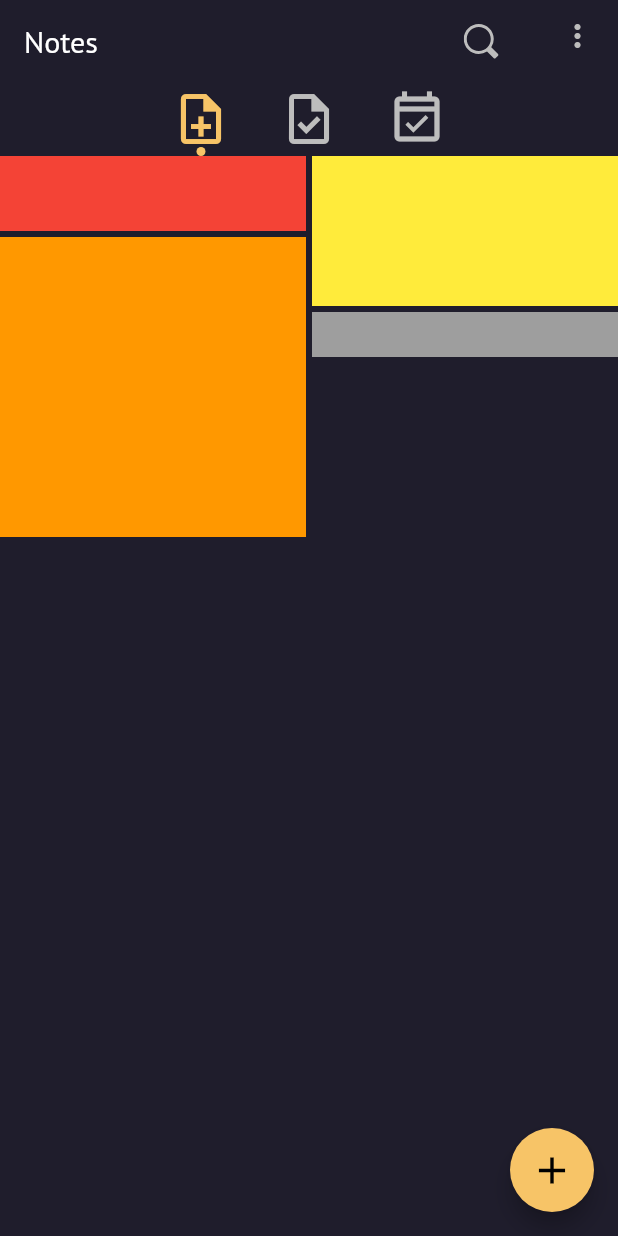
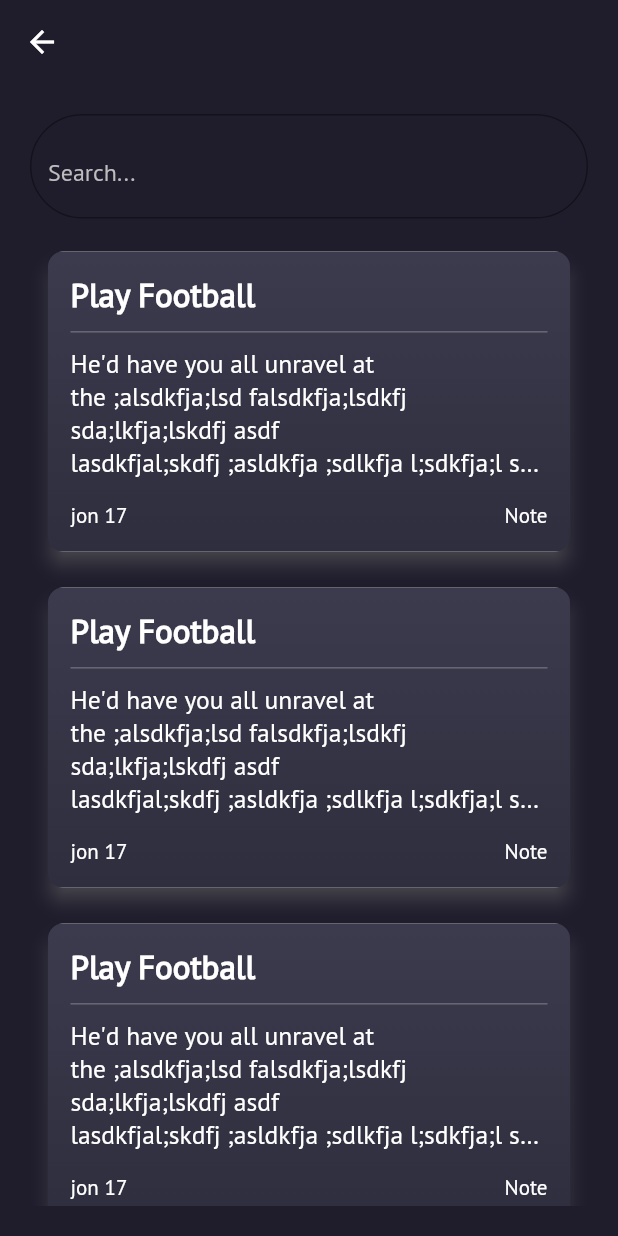
Before and after one commit to magdyebrahim24/notes_app, a Flutter app: the screen it shows after launch, after a tap on an icon or button, on a phone screen of 412 x 824 dp. Run offline on Flutter 3.47's test engine with Material 2 defaults, Android fonts, the phone set to English and light mode, and no system bars; our stand-ins replace bloc, flutter_bloc, flutter_svg.

Commit message:
Merge remote-tracking branch 'origin/master'
# Conflicts:
#	lib/layout/home_layout.dart
#	pubspec.lock
#	pubspec.yaml

```diff
--- a/lib/layout/home_layout.dart
+++ b/lib/layout/home_layout.dart
@@ -1,5 +1,8 @@
 import 'package:flutter/material.dart';
 import 'package:flutter_bloc/flutter_bloc.dart';
+import 'package:notes_app/layout/search_screen/search_screen.dart';
+import 'package:notes_app/modules/home_nav_screens/memories.dart';
+import 'package:notes_app/modules/home_nav_screens/notes.dart';
 import 'package:notes_app/modules/home_nav_screens/tasks.dart';
 import 'package:notes_app/shared/components/circle_tab_Indicator.dart';
 import 'package:notes_app/shared/constants.dart';
@@ -7,75 +10,88 @@ import 'package:notes_app/shared/cubit/cubit.dart';
 import 'package:notes_app/shared/cubit/states.dart';
 import 'package:flutter_svg/flutter_svg.dart';
 
-
 class MyHomePage extends StatefulWidget {
   @override
   _MyHomePageState createState() => _MyHomePageState();
 }
 
-class _MyHomePageState extends State<MyHomePage> with SingleTickerProviderStateMixin{
-     TabController? controller;
-     @override
+class _MyHomePageState extends State<MyHomePage>
+    with SingleTickerProviderStateMixin {
+  TabController? controller;
+  @override
   void initState() {
     // TODO: implement initState
     super.initState();
-    controller =TabController(length: 3, vsync: this);
+    controller = TabController(length: 3, vsync: this);
   }
+
   @override
   Widget build(BuildContext context) {
-
     return BlocProvider(
       create: (BuildContext context) => AppCubit(),
-      child: BlocConsumer<AppCubit , AppStates>(
-        listener: (BuildContext context,AppStates state) {  },
-        builder: (BuildContext context,AppStates state) {
+      child: BlocConsumer<AppCubit, AppStates>(
+        listener: (BuildContext context, AppStates state) {},
+        builder: (BuildContext context, AppStates state) {
           AppCubit cubit = AppCubit.get(context);
           return Scaffold(
             appBar: AppBar(
               actions: [
-                IconButton(onPressed: (){},  icon: SvgPicture.asset('assets/icons/search.svg',color: greyColor,)),
+                IconButton(
+                    onPressed: () {
+                      Navigator.push(context, MaterialPageRoute(builder: (context)=>SearchScreen()));
+                    },
+                    icon: SvgPicture.asset(
+                      'assets/icons/search.svg',
+                      color: greyColor,
+                    )),
                 // IconButton(onPressed: (){}, icon:Icon(Icons.more_vert,color: greyColor,)),
                 Padding(
                   padding: const EdgeInsets.only(right: 15),
                   child: DropdownButton(
-
                     underline: SizedBox(),
                     onChanged: (String? newValue) {
-                      setState(() {
-
-                      });
+                      setState(() {});
                     },
-
-                    items: ['One', 'Two']
+                    items: ['Setting', 'Secret']
                         .map<DropdownMenuItem<String>>((String value) {
                       return DropdownMenuItem<String>(
-
                         value: value,
                         child: Text(value),
                       );
                     }).toList(),
-                    icon: Icon(Icons.more_vert,color: greyColor,),),
+                    icon: Icon(
+                      Icons.more_vert,
+                      color: greyColor,
+                    ),
+                  ),
                 ),
               ],
               title: Text('Notes'),
               bottom: TabBar(
-
-                controller:controller ,
+                controller: controller,
                 tabs: [
-                Tab(icon:Icon(Icons.note_add_outlined,size: 40,)),
-                Tab(icon:Icon(Icons.task_outlined,size: 40,)),
-                Tab(icon:Icon(Icons.event_available_outlined,size: 40,)),
-              ],
-
+                  Tab(
+                      icon: Icon(
+                    Icons.note_add_outlined,
+                    size: 40,
+                  )),
+                  Tab(
+                      icon: Icon(
+                    Icons.task_outlined,
+                    size: 40,
+                  )),
+                  Tab(
+                      icon: Icon(
+                    Icons.event_available_outlined,
+                    size: 40,
+                  )),
+                ],
                 isScrollable: true,
-
               ),
             ),
             body: TabBarView(
               controller: controller,
-              children: [
-                TaskScreen(),Text('data'),Text('data')
-              ],
+              children: [NotesScreen(), TaskScreen(), MemoriesScreen(),],
             ),
             // body: Center(
             //   // Center is a layout widget. It takes a single child and positions it
@@ -95,16 +111,17 @@ class _MyHomePageState extends State<MyHomePage> with SingleTickerProviderStateM
             //   ),
             // ),
             floatingActionButton: FloatingActionButton(
-              onPressed:()=> cubit.plusCounter(),
+              onPressed: () => cubit.plusCounter(),
               tooltip: 'Increment',
-              child: Icon(Icons.add,size: 30,),
+              child: Icon(
+                Icons.add,
+                size: 30,
+              ),
             ),
 // This trailing comma makes auto-formatting nicer for build methods.
           );
         },
-
       ),
-
     );
   }
 }
--- /dev/null
+++ b/lib/layout/search_screen/search_screen.dart
@@ -0,0 +1,55 @@
+import 'package:flutter/material.dart';
+import 'package:flutter_svg/svg.dart';
+import 'package:notes_app/shared/components/gridvoew.dart';
+import 'package:notes_app/shared/components/note_card.dart';
+import 'package:notes_app/shared/constants.dart';
+
+class SearchScreen extends StatelessWidget {
+  final List x=[{'title':'Play Football'},{'body':'I Play Football in the playground'},{'time':'jon 17'},{'type':'Note'}];
+  final searchController=TextEditingController();
+  @override
+  Widget build(BuildContext context) {
+    return Scaffold(
+      appBar: AppBar(),
+      body: Padding(
+        padding: const EdgeInsets.all(20),
+        child: Column(
+          children: [
+              TextFormField(
+
+                controller: searchController,
+                decoration: InputDecoration(
+                  focusColor: greyColor,
+                  border: OutlineInputBorder(
+                    borderRadius: BorderRadius.circular(50)
+                  ),
+                  hintStyle: TextStyle(color: greyColor,),
+                  hintText: 'Search...',
+                  suffixStyle: TextStyle(color: greyColor),
+                  suffix: SvgPicture.asset(
+                    'assets/icons/search.svg',
+                    width: 25,
+                    height: 25,
+                    color: greyColor,
+
+                  ),
+                ),
+              ),
+            Expanded(
+              child: Padding(
+                padding: const EdgeInsets.only(top: 10),
+                child: ListView.builder(
+                  itemCount: 10,
+                    itemBuilder: (context,index)=>Padding(
+                      padding: const EdgeInsets.all(8.0),
+                      child: NoteCard(),
+                    )
+                ),
+              ),
+            ),
+          ],
+        ),
+      ),
+    );
+  }
+}
--- a/lib/modules/home_nav_screens/memories.dart
+++ b/lib/modules/home_nav_screens/memories.dart
@@ -0,0 +1,10 @@
+import 'package:flutter/material.dart';
+import 'package:notes_app/shared/components/gridvoew.dart';
+
+class MemoriesScreen extends StatelessWidget {
+
+  @override
+  Widget build(BuildContext context) {
+    return GridViewComponents();
+  }
+}
--- a/lib/modules/home_nav_screens/notes.dart
+++ b/lib/modules/home_nav_screens/notes.dart
@@ -0,0 +1,10 @@
+import 'package:flutter/material.dart';
+import 'package:notes_app/shared/components/gridvoew.dart';
+
+class NotesScreen extends StatelessWidget {
+
+  @override
+  Widget build(BuildContext context) {
+    return GridViewComponents();
+  }
+}
--- a/lib/modules/home_nav_screens/tasks.dart
+++ b/lib/modules/home_nav_screens/tasks.dart
@@ -1,6 +1,7 @@
 
 import 'package:flutter/material.dart';
 import 'package:flutter_staggered_grid_view/flutter_staggered_grid_view.dart';
+import 'package:notes_app/shared/components/gridvoew.dart';
 import 'package:notes_app/shared/components/note_card.dart';
 
 class TaskScreen extends StatelessWidget {
@@ -13,14 +14,6 @@ class TaskScreen extends StatelessWidget {
 
   @override
   Widget build(BuildContext context) {
-    return StaggeredGridView.countBuilder(
-      crossAxisCount: 2,
-      itemCount: 4,
-      itemBuilder: (BuildContext context, int index) => x[index],
-      staggeredTileBuilder: (int index) =>
-      new StaggeredTile.fit(1),
-      mainAxisSpacing: 4.0,
-      crossAxisSpacing: 4.0,
-    );
+    return GridViewComponents();
   }
 }
--- /dev/null
+++ b/lib/shared/components/gridvoew.dart
@@ -0,0 +1,19 @@
+import 'package:flutter/material.dart';
+import 'package:flutter_staggered_grid_view/flutter_staggered_grid_view.dart';
+import 'package:notes_app/shared/components/note_card.dart';
+
+class GridViewComponents extends StatelessWidget {
+
+  @override
+  Widget build(BuildContext context) {
+    return StaggeredGridView.countBuilder(
+      crossAxisCount: 2,
+      itemCount: 10,
+      itemBuilder: (BuildContext context, int index) => NoteCard(),
+      staggeredTileBuilder: (int index) =>
+      new StaggeredTile.fit(1),
+      mainAxisSpacing: 4.0,
+      crossAxisSpacing: 4.0,
+    );
+  }
+}
--- a/lib/shared/components/note_card.dart
+++ b/lib/shared/components/note_card.dart
@@ -1,17 +1,20 @@
 import 'package:flutter/material.dart';
+import 'package:notes_app/layout/search_screen/search_screen.dart';
 import 'package:notes_app/shared/constants.dart';
 
 class NoteCard extends StatelessWidget {
+ final SearchScreen mohamed=new SearchScreen();
   @override
   Widget build(BuildContext context) {
     return Card(
       elevation: 5,
-clipBehavior: Clip.antiAliasWithSaveLayer,semanticContainer: true,
+      clipBehavior: Clip.antiAliasWithSaveLayer,
+      semanticContainer: true,
       shadowColor: Colors.grey,
-
-shape:  RoundedRectangleBorder(
+      shape: RoundedRectangleBorder(
         borderRadius: BorderRadius.circular(10.0),
-   ),      child: Container(
+      ),
+      child: Container(
         // height: 300.0,
         decoration: BoxDecoration(
           // boxShadow: [
@@ -33,13 +36,16 @@ shape:  RoundedRectangleBorder(
           // borderRadius: BorderRadius.circular(10)
         ),
         padding: EdgeInsets.all(15),
+        height: 200,
         child: Column(
           crossAxisAlignment: CrossAxisAlignment.start,
           children: [
             Text(
-              'Title',
+              '${mohamed.x[0]['title']}',
               style: TextStyle(
-                  fontSize: 22, fontWeight: FontWeight.bold, color: Colors.white),
+                  fontSize: 22,
+                  fontWeight: FontWeight.bold,
+                  color: Colors.white),
             ),
             Container(
               color: Colors.white24,
@@ -50,7 +56,7 @@ margin: EdgeInsets.symmetric(vertical: 10),
               child: Text(
                 "He'd have you all unravel at the ;alsdkfja;lsd falsdkfja;lsdkfj sda;lkfja;lskdfj asdf lasdkfjal;skdfj ;asldkfja ;sdlkfja l;sdkfja;l sdkfj sdlfkjasd;lfkjas;ldf j;lsdkfj ;alsdkfj ; ",
                 style: TextStyle(fontSize: 17, color: Colors.white),
-                maxLines: 6,
+                maxLines: 4,
                 softWrap: true,
                 overflow: TextOverflow.ellipsis,
               ),
```
Lines whose indentation alone changed are shown as unchanged.
